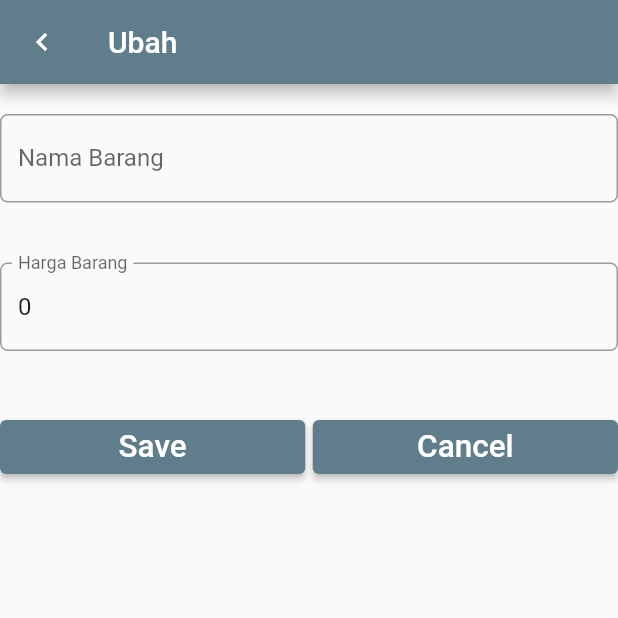
After one commit to sarindahstp/-, a Flutter app: the screen it shows after launch, after a tap on "Tambah Item", on a phone screen of 412 x 824 dp, the top half of it. The commit adds this screen. Run offline on Flutter 3.47's test engine with Material 2 defaults, Android fonts, the phone set to English and light mode, and no system bars; our stand-ins replace sqflite; accounts and stored records are empty.

Commit message:
membuat_EntryForm_Home

```diff
--- /dev/null
+++ b/lib/helpers/sqflite/sqflite.dart
@@ -0,0 +1 @@
+// TODO Implement this library.
--- a/lib/main.dart
+++ b/lib/main.dart
@@ -1,4 +1,5 @@
 import 'package:flutter/material.dart';
+import 'package:jobsheet_6/pages/home.dart';
 
 void main() {
   runApp(const MyApp());
@@ -6,25 +7,16 @@ void main() {
 
 class MyApp extends StatelessWidget {
   const MyApp({Key? key}) : super(key: key);
-
   // This widget is the root of your application.
   @override
   Widget build(BuildContext context) {
     return MaterialApp(
-      title: 'Flutter Demo',
+      debugShowCheckedModeBanner: false,
+      title: 'Tambahkan Item - Sarindah | 2031710042',
       theme: ThemeData(
-        // This is the theme of your application.
-        //
-        // Try running your application with "flutter run". You'll see the
-        // application has a blue toolbar. Then, without quitting the app, try
-        // changing the primarySwatch below to Colors.green and then invoke
-        // "hot reload" (press "r" in the console where you ran "flutter run",
-        // or simply save your changes to "hot reload" in a Flutter IDE).
-        // Notice that the counter didn't reset back to zero; the application
-        // is not restarted.
-        primarySwatch: Colors.blue,
+        primarySwatch: Colors.blueGrey,
       ),
-      home: const MyHomePage(title: 'Flutter Demo Home Page'),
+      home: const Home(),
     );
   }
 }
--- /dev/null
+++ b/lib/pages/EntryForm.dart
@@ -0,0 +1,120 @@
+import 'dart:html';
+
+import 'package:flutter/material.dart';
+
+import '../models/Item.dart';
+
+class EntryForm extends StatefulWidget {
+  const EntryForm({
+    Key? key,
+    Item? item,
+  }) : super(key: key);
+
+  @override
+  State<EntryForm> createState() => EntryFormState();
+}
+
+class EntryFormState extends State<EntryForm> {
+  Item item = Item(name: '', price: 0);
+
+  TextEditingController nameController = TextEditingController();
+  TextEditingController priceController = TextEditingController();
+
+  @override
+  Widget build(BuildContext context) {
+    if (item != null) {
+      nameController.text = item.name;
+      priceController.text = item.price.toString();
+    }
+
+    return Scaffold(
+      appBar: AppBar(
+        title: item == null ? const Text('Tambah') : const Text('Ubah'),
+        leading: const Icon(Icons.keyboard_arrow_left),
+      ),
+      body: ListView(
+        children: <Widget>[
+          // nama barang
+          Padding(
+            padding: const EdgeInsets.only(top: 20.0, bottom: 20.0),
+            child: TextField(
+                controller: nameController,
+                keyboardType: TextInputType.text,
+                decoration: InputDecoration(
+                    labelText: 'Nama Barang',
+                    border: OutlineInputBorder(
+                      borderRadius: BorderRadius.circular(5.0),
+                    )),
+                onChanged: (value) {
+                  // TODO : methpd untuk form nama barang
+                }),
+          ),
+
+          // harga barang
+          Padding(
+            padding: const EdgeInsets.only(top: 20.0, bottom: 20.0),
+            child: TextField(
+                controller: priceController,
+                keyboardType: TextInputType.number,
+                decoration: InputDecoration(
+                    labelText: 'Harga Barang',
+                    border: OutlineInputBorder(
+                      borderRadius: BorderRadius.circular(5.0),
+                    )),
+                onChanged: (value) {
+                  // TODO: method untuk form harga barang
+                }),
+          ),
+
+          // tombol button
+          Padding(
+            padding: const EdgeInsets.only(top: 20.0, bottom: 20.0),
+            child: Row(
+              children: <Widget>[
+                // tombol simpan
+                Expanded(
+                  child: ElevatedButton(
+                    child: const Text(
+                      'Save',
+                      textScaleFactor: 1.5,
+                    ),
+                    onPressed: () {
+                      if (item == null) {
+                        // tambah data
+                        item = Item(
+                            name: nameController.text,
+                            price: int.parse(priceController.text));
+                      } else {
+                        // ubah data
+                        item.name = nameController.text;
+                        item.price = int.parse(priceController.text);
+                      }
+                      // kembali ke layar sebelumnya dengan membawa objek item
+                      Navigator.pop(context, item);
+                    },
+                  ),
+                ),
+                Container(
+                  width: 5.0,
+                ),
+
+                // tombol batal
+                Expanded(
+                  child: ElevatedButton(
+                    child: const Text(
+                      'Cancel',
+                      textScaleFactor: 1.5,
+                    ),
+                    onPressed: () {
+                      Navigator.pop(context);
+                    },
+                  ),
+                ),
+              ],
+            ),
+          ),
+        ],
+      ),
+    );
+  }
+}
--- /dev/null
+++ b/lib/pages/home.dart
@@ -0,0 +1,105 @@
+import 'package:flutter/material.dart';
+import '../helpers/hSQLHelper.dart';
+import '../models/item.dart';
+import 'EntryForm.dart';
+
+class Home extends StatefulWidget {
+  const Home({Key? key}) : super(key: key);
+
+  @override
+  State<Home> createState() => _HomeState();
+}
+
+class _HomeState extends State<Home> {
+  int count = 0;
+  List<Item> itemList = [];
+
+  @override
+  Widget build(BuildContext context) {
+    return Scaffold(
+        appBar: AppBar(
+          title: const Text('Daftar Item'),
+        ),
+        body: Column(
+          children: [
+            Expanded(
+              child: createListView(),
+            ),
+            Container(
+              alignment: Alignment.bottomCenter,
+              child: SizedBox(
+                width: double.infinity,
+                child: ElevatedButton(
+                  child: const Text('Tambah Item'),
+                  onPressed: () {
+                    Navigator.push(
+                      context,
+                      MaterialPageRoute(
+                          builder: (context) => const EntryForm()),
+                    );
+                  },
+                ),
+              ),
+            )
+          ],
+        ));
+  }
+
+  ListView createListView() {
+    TextStyle? textStyle = Theme.of(context).textTheme.headline5;
+    return ListView.builder(
+        itemCount: count,
+        itemBuilder: (BuildContext context, int index) => Card(
+              color: Colors.white,
+              elevation: 2.0,
+              child: ListTile(
+                leading: const CircleAvatar(
+                  backgroundColor: Colors.red,
+                  child: Icon(Icons.ad_units),
+                ),
+                title: Text(
+                  itemList[index].name,
+                  style: textStyle,
+                ),
+                subtitle: Text(itemList[index].price.toString()),
+                trailing: GestureDetector(
+                  child: const Icon(Icons.delete),
+                  onTap: () async {
+                    // 3 TODO: delete by id
+                  },
+                ),
+                onTap: () async {
+                  /* var item =
+                await navigateToEntryForm(context, itemList[index]); */
+
+                  // 4 TODO: edit by id
+                },
+              ),
+            ));
+  }
+/* Future<Item> navigateToEntryForm(BuildContext context, Item? item) asyn
+c {
+    var result = await Navigator.push(
+      context,
+      MaterialPageRoute(builder: (context) => const EntryForm()),
+    );
+
+    return result;
+  } */
+
+  void updateListView() {
+    final Future dbFuture = SQLHelper.db();
+    dbFuture.then((database) {
+      // TODO: get all item from DB
+      Future<List<Item>> itemListFuture = SQLHelper.getItemList();
+      itemListFuture.then((itemList) {
+        setState(() {
+          this.itemList = itemList;
+          count = itemList.length;
+        });
+      });
+    });
+  }
+}
+
+mixin Database {}
```
Also changed, not shown: lib/helpers/hSQLHelper.dart (added, +74 -0 lines), lib/models/item.dart (renamed from lib/item.dart).
